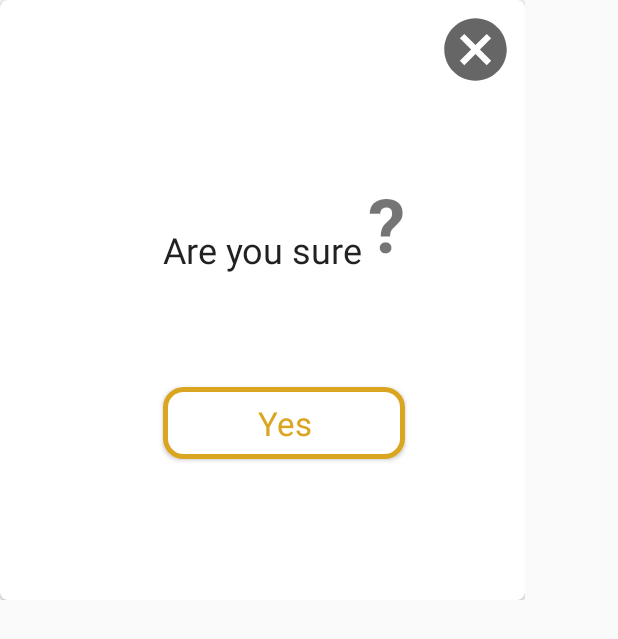
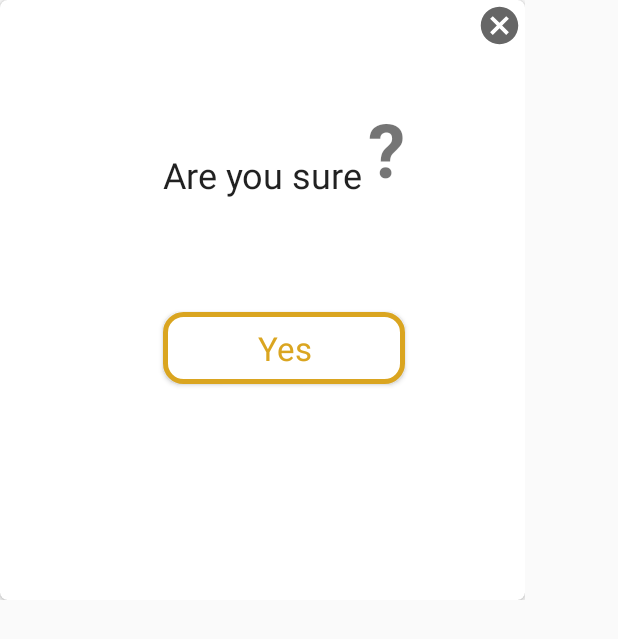
Before and after one commit to EngrTaofeek/Leaderboard, an Android app: the layout confirmation_dialog.xml on its own in the app's theme, with its tools: preview values and no code run, on a phone screen of 412 x 824 dp. Shown: the top 639 px of the screen. Run offline under Robolectric (Android 15) with nearby library versions, the phone set to English and light mode, and no system bars.

Commit message:
Display confirmation dialog properly

```diff
--- a/app/src/main/java/com/taofeek/leaderboard/SplashScreen.java
+++ b/app/src/main/java/com/taofeek/leaderboard/SplashScreen.java
@@ -11,7 +11,7 @@ import android.widget.ImageView;
 
 public class SplashScreen extends AppCompatActivity {
     private ImageView imageView;
-    private static int splashTimeOut = 5000;
+    private static int splashTimeOut = 2000;
 
 
     @Override
--- a/app/src/main/res/layout/activity_submit.xml
+++ b/app/src/main/res/layout/activity_submit.xml
@@ -120,6 +120,7 @@
         android:background="@drawable/gold_button"
         android:text="@string/submit_string"
         android:textAppearance="@style/TextAppearance.AppCompat.Large"
+        android:textColor="@color/white"
         app:layout_constraintEnd_toEndOf="parent"
         app:layout_constraintStart_toStartOf="parent"
         app:layout_constraintTop_toBottomOf="@+id/github_link" />
--- a/app/src/main/res/layout/confirmation_dialog.xml
+++ b/app/src/main/res/layout/confirmation_dialog.xml
@@ -18,7 +18,7 @@
                 android:id="@+id/dialog_sure_text"
                 android:layout_width="wrap_content"
                 android:layout_height="wrap_content"
-                android:layout_marginTop="150dp"
+                android:layout_marginTop="100dp"
                 android:text="@string/are_you_sure"
                 android:textAppearance="@style/TextAppearance.AppCompat.Large"
                 android:textSize="24sp"
@@ -28,10 +28,10 @@
 
             <ImageView
                 android:id="@+id/imageView"
-                android:layout_width="50dp"
-                android:layout_height="50dp"
-                android:layout_marginTop="8dp"
-                android:layout_marginEnd="8dp"
+                android:layout_width="30dp"
+                android:layout_height="30dp"
+                android:layout_marginTop="2dp"
+                android:layout_marginEnd="2dp"
                 app:layout_constraintEnd_toEndOf="parent"
                 app:layout_constraintTop_toTopOf="parent"
                 app:srcCompat="@drawable/ic_baseline_cancel_24" />
@@ -59,6 +59,13 @@
                 app:layout_constraintEnd_toEndOf="@+id/textView2"
                 app:layout_constraintStart_toStartOf="@+id/dialog_sure_text"
                 app:layout_constraintTop_toBottomOf="@+id/dialog_sure_text" />
+
+            <View
+                android:id="@+id/view"
+                android:layout_width="200dp"
+                android:layout_height="50dp"
+                app:layout_constraintEnd_toEndOf="@+id/button_yes"
+                app:layout_constraintTop_toBottomOf="@+id/button_yes" />
         </androidx.constraintlayout.widget.ConstraintLayout>
     </androidx.cardview.widget.CardView>
 
```
Also changed, not shown: app/src/main/java/com/taofeek/leaderboard/ConfirmationFragment.java (added, +24 -0 lines), app/src/main/java/com/taofeek/leaderboard/SubmitActivity.java (+5 -10 lines).
